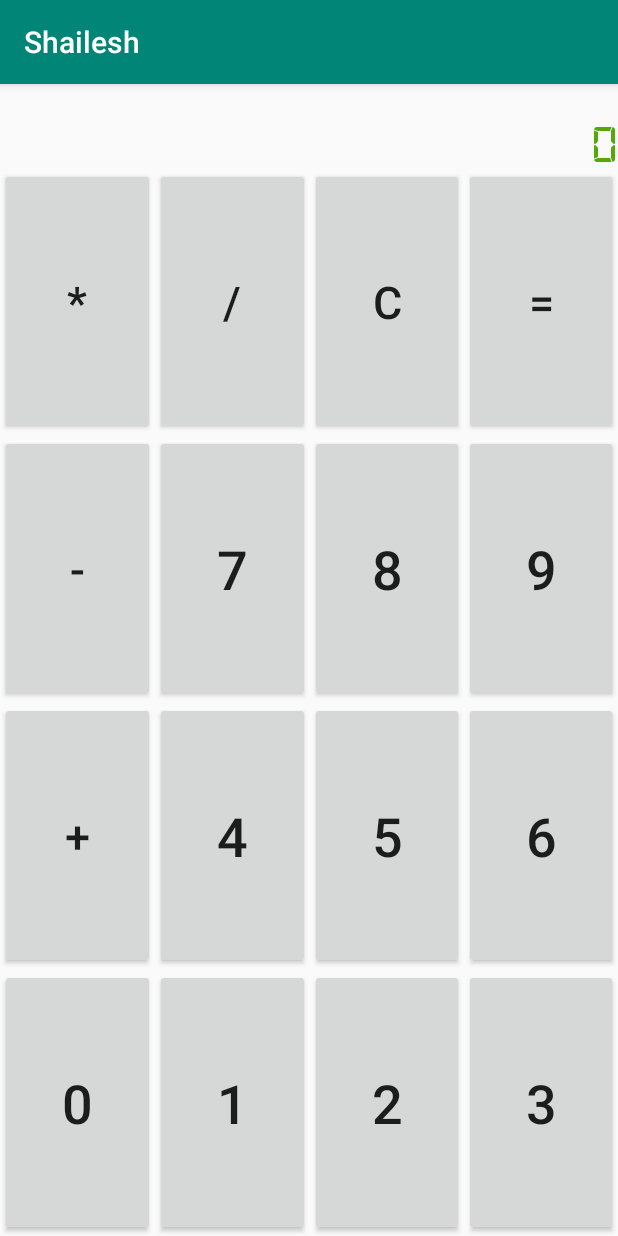
After one commit to Shailesh1297/android-class, an Android app: the Calculator screen opened directly, with no data from a screen before it, on a phone screen of 412 x 824 dp. The commit adds this screen. Run offline under Robolectric (Android 15) with nearby library versions, the phone set to English and light mode, and no system bars.

Commit message:
added calculator logic and design

```diff
--- a/app/src/main/AndroidManifest.xml
+++ b/app/src/main/AndroidManifest.xml
@@ -9,6 +9,7 @@
         android:roundIcon="@mipmap/ic_launcher_round"
         android:supportsRtl="true"
         android:theme="@style/AppTheme">
+        <activity android:name=".calculator.Calculator"></activity>
         <activity android:name=".MainActivity">
             <intent-filter>
                 <action android:name="android.intent.action.MAIN" />
--- /dev/null
+++ b/app/src/main/res/layout/activity_calculator.xml
@@ -0,0 +1,33 @@
+<?xml version="1.0" encoding="utf-8"?>
+<LinearLayout xmlns:android="http://schemas.android.com/apk/res/android"
+    xmlns:app="http://schemas.android.com/apk/res-auto"
+    xmlns:tools="http://schemas.android.com/tools"
+    android:id="@+id/mainLayout"
+    android:layout_width="match_parent"
+    android:layout_height="match_parent"
+    android:layout_gravity="center"
+    android:orientation="vertical"
+    tools:context=".calculator.Calculator">
+
+
+    <TextView
+        android:id="@+id/calcscreen"
+        android:layout_width="match_parent"
+        android:layout_height="56dp"
+        android:layout_gravity="end"
+        android:fontFamily="monospace"
+        android:gravity="bottom"
+        android:text="@string/but_0"
+        android:textColor="#53AA07"
+        android:textDirection="rtl"
+        android:textSize="36sp"
+        android:textStyle="bold"
+        android:typeface="normal" />
+
+    <include
+        layout="@layout/calculator_buttons"
+        android:layout_width="match_parent"
+        android:layout_height="match_parent" />
+
+
+</LinearLayout>
--- /dev/null
+++ b/app/src/main/res/layout/calculator_buttons.xml
@@ -0,0 +1,158 @@
+<?xml version="1.0" encoding="utf-8"?>
+<LinearLayout xmlns:android="http://schemas.android.com/apk/res/android"
+    android:layout_width="match_parent"
+    android:layout_height="match_parent"
+    android:orientation="vertical">
+    <LinearLayout
+        android:layout_width="match_parent"
+        android:layout_height="match_parent"
+        android:layout_weight="1">
+
+        <Button
+            android:id="@+id/buttonMul"
+            android:layout_width="match_parent"
+            android:layout_height="match_parent"
+            android:layout_weight="1"
+            android:text="@string/but_mul"
+            android:textSize="30sp" />
+
+        <Button
+            android:id="@+id/buttonDiv"
+            android:layout_width="match_parent"
+            android:layout_height="match_parent"
+            android:layout_weight="1"
+            android:text="@string/but_div"
+            android:textSize="30sp" />
+
+        <Button
+            android:id="@+id/buttonClear"
+            android:layout_width="match_parent"
+            android:layout_height="match_parent"
+            android:layout_weight="1"
+            android:text="@string/but_clear"
+            android:textSize="30sp" />
+
+        <Button
+            android:id="@+id/buttonEql"
+            android:layout_width="match_parent"
+            android:layout_height="match_parent"
+            android:layout_weight="1"
+            android:text="@string/but_equal"
+            android:textSize="30sp" />
+    </LinearLayout>
+
+    <LinearLayout
+        android:layout_width="match_parent"
+        android:layout_height="match_parent"
+        android:layout_weight="1">
+
+        <Button
+            android:id="@+id/buttonSub"
+            android:layout_width="match_parent"
+            android:layout_height="match_parent"
+            android:layout_weight="1"
+            android:text="@string/but_sub"
+            android:textSize="30sp" />
+
+        <Button
+            android:id="@+id/button7"
+            android:layout_width="match_parent"
+            android:layout_height="match_parent"
+            android:layout_weight="1"
+            android:text="@string/but_7"
+            android:textSize="36sp" />
+
+        <Button
+            android:id="@+id/button8"
+            android:layout_width="match_parent"
+            android:layout_height="match_parent"
+            android:layout_weight="1"
+            android:text="@string/but_8"
+            android:textSize="36sp" />
+
+        <Button
+            android:id="@+id/button9"
+            android:layout_width="match_parent"
+            android:layout_height="match_parent"
+            android:layout_weight="1"
+            android:text="@string/but_9"
+            android:textSize="36sp" />
+    </LinearLayout>
+
+    <LinearLayout
+        android:layout_width="match_parent"
+        android:layout_height="match_parent"
+        android:layout_weight="1">
+
+        <Button
+            android:id="@+id/buttonAdd"
+            android:layout_width="match_parent"
+            android:layout_height="match_parent"
+            android:layout_weight="1"
+            android:text="@string/but_add"
+            android:textSize="30sp" />
+
+        <Button
+            android:id="@+id/button4"
+            android:layout_width="match_parent"
+            android:layout_height="match_parent"
+            android:layout_weight="1"
+            android:text="@string/but_4"
+            android:textSize="36sp" />
+
+        <Button
+            android:id="@+id/button5"
+            android:layout_width="match_parent"
+            android:layout_height="match_parent"
+            android:layout_weight="1"
+            android:text="@string/but_5"
+            android:textSize="36sp" />
+
+        <Button
+            android:id="@+id/button6"
+            android:layout_width="match_parent"
+            android:layout_height="match_parent"
+            android:layout_weight="1"
+
+            android:text="@string/but_6"
+            android:textSize="36sp" />
+    </LinearLayout>
+    <LinearLayout
+        android:layout_width="match_parent"
+        android:layout_height="match_parent"
+        android:layout_weight="1">
+
+        <Button
+            android:id="@+id/button0"
+            android:layout_width="match_parent"
+            android:layout_height="match_parent"
+            android:layout_weight="1"
+            android:text="@string/but_0"
+            android:textSize="36sp" />
+
+        <Button
+            android:id="@+id/button1"
+            android:layout_width="match_parent"
+            android:layout_height="match_parent"
+            android:layout_weight="1"
+            android:text="@string/but_1"
+            android:textSize="36sp" />
+
+        <Button
+            android:id="@+id/button2"
+            android:layout_width="match_parent"
+            android:layout_height="match_parent"
+            android:layout_weight="1"
+            android:text="@string/but_2"
+            android:textSize="36sp" />
+
+        <Button
+            android:id="@+id/button3"
+            android:layout_width="match_parent"
+            android:layout_height="match_parent"
+            android:layout_weight="1"
+            android:text="@string/but_3"
+            android:textSize="36sp" />
+    </LinearLayout>
+
+</LinearLayout>
--- a/app/src/main/res/values/strings.xml
+++ b/app/src/main/res/values/strings.xml
@@ -1,3 +1,20 @@
 <resources>
     <string name="app_name">Shailesh</string>
+    <string name="calculator">Calculator</string>
+    <string name="but_1">1</string>
+    <string name="but_2">2</string>
+    <string name="but_3">3</string>
+    <string name="but_4">4</string>
+    <string name="but_5">5</string>
+    <string name="but_6">6</string>
+    <string name="but_7">7</string>
+    <string name="but_8">8</string>
+    <string name="but_9">9</string>
+    <string name="but_0">0</string>
+    <string name="but_add">+</string>
+    <string name="but_sub">-</string>
+    <string name="but_mul">*</string>
+    <string name="but_div">/</string>
+    <string name="but_equal">=</string>
+    <string name="but_clear">c</string>
 </resources>
```
Also changed, not shown: app/src/main/java/com/example/shailesh/MainActivity.java (+16 -1 lines), app/src/main/java/com/example/shailesh/calculator/Calculator.java (added, +327 -0 lines), app/src/main/res/layout/activity_main.xml (+8 -6 lines), app/src/main/assets/fonts/digital-7 (italic).ttf (added), app/src/main/assets/fonts/digital-7 (mono).ttf (added), app/src/main/assets/fonts/digital-7.ttf (added).
